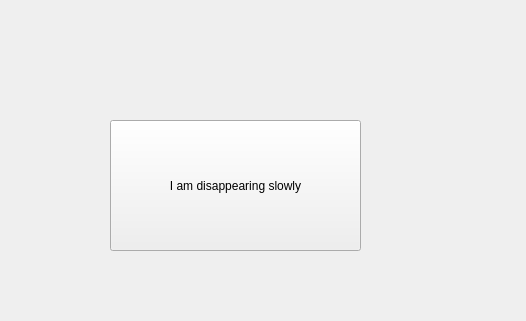
Before: the Qt Designer form experienceview.ui in SophieShirine/FittsLaw, drawn with Qt 5.
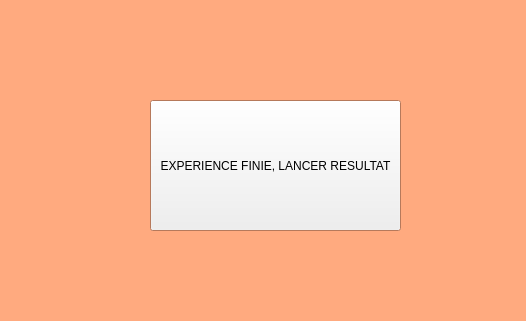
After: the same form once the commit is applied.

```diff
--- a/experienceview.ui
+++ b/experienceview.ui
@@ -10,6 +10,70 @@
     <height>321</height>
    </rect>
   </property>
+  <property name="palette">
+   <palette>
+    <active>
+     <colorrole role="Base">
+      <brush brushstyle="SolidPattern">
+       <color alpha="255">
+        <red>255</red>
+        <green>255</green>
+        <blue>255</blue>
+       </color>
+      </brush>
+     </colorrole>
+     <colorrole role="Window">
+      <brush brushstyle="SolidPattern">
+       <color alpha="255">
+        <red>255</red>
+        <green>170</green>
+        <blue>127</blue>
+       </color>
+      </brush>
+     </colorrole>
+    </active>
+    <inactive>
+     <colorrole role="Base">
+      <brush brushstyle="SolidPattern">
+       <color alpha="255">
+        <red>255</red>
+        <green>255</green>
+        <blue>255</blue>
+       </color>
+      </brush>
+     </colorrole>
+     <colorrole role="Window">
+      <brush brushstyle="SolidPattern">
+       <color alpha="255">
+        <red>255</red>
+        <green>170</green>
+        <blue>127</blue>
+       </color>
+      </brush>
+     </colorrole>
+    </inactive>
+    <disabled>
+     <colorrole role="Base">
+      <brush brushstyle="SolidPattern">
+       <color alpha="255">
+        <red>255</red>
+        <green>170</green>
+        <blue>127</blue>
+       </color>
+      </brush>
+     </colorrole>
+     <colorrole role="Window">
+      <brush brushstyle="SolidPattern">
+       <color alpha="255">
+        <red>255</red>
+        <green>170</green>
+        <blue>127</blue>
+       </color>
+      </brush>
+     </colorrole>
+    </disabled>
+   </palette>
+  </property>
   <property name="windowTitle">
    <string>Form</string>
   </property>
@@ -22,14 +86,14 @@
   <widget class="QPushButton" name="soft">
    <property name="geometry">
     <rect>
-     <x>110</x>
-     <y>120</y>
+     <x>150</x>
+     <y>100</y>
      <width>251</width>
      <height>131</height>
     </rect>
    </property>
    <property name="text">
-    <string>I am disappearing slowly</string>
+    <string>EXPERIENCE FINIE, LANCER RESULTAT</string>
    </property>
   </widget>
  </widget>
```
Left out of the diff: 3 changed lines with no effect on the pictures.
